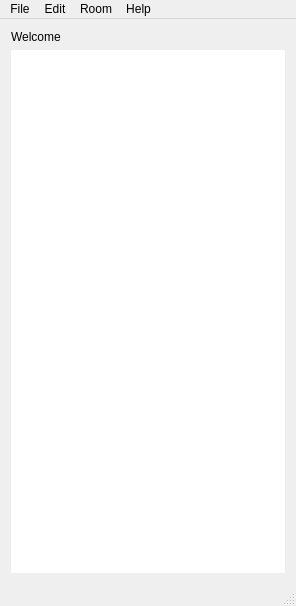
AzizMtg/TvEase--QTCompanyManager_Desktop_App, file TvEase6/TvEase/lopiza.ui: the form before one commit.
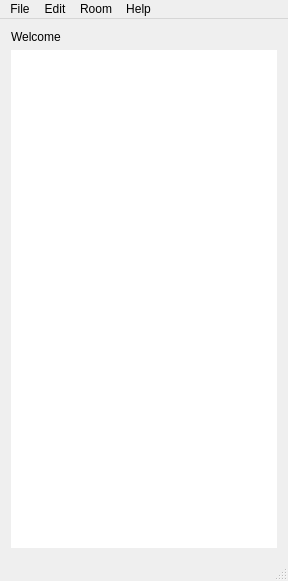
The form after the commit. Icons and pictures are not drawn.

```diff
--- a/TvEase6/TvEase/lopiza.ui
+++ b/TvEase6/TvEase/lopiza.ui
@@ -6,8 +6,8 @@
    <rect>
     <x>0</x>
     <y>0</y>
-    <width>296</width>
-    <height>606</height>
+    <width>288</width>
+    <height>581</height>
    </rect>
   </property>
   <property name="windowTitle">
@@ -44,8 +44,8 @@
     <rect>
      <x>0</x>
      <y>0</y>
-     <width>296</width>
-     <height>26</height>
+     <width>288</width>
+     <height>22</height>
     </rect>
    </property>
    <widget class="QMenu" name="menuFile">
```
Left out of the diff: 8 changed lines with no effect on the pictures.
